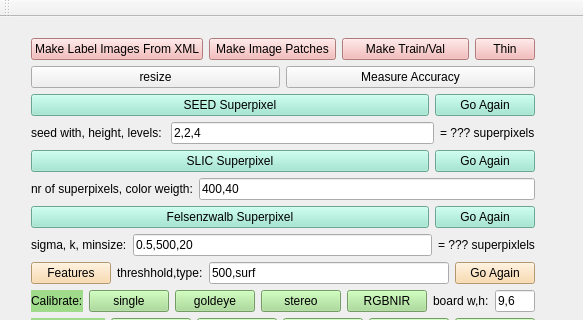
First picture: the form in SegmentationHelper/mainwindow.ui, repository yudanaz/masterthesis, before the edit; both pictures show x 0 to 583 and y 0 to 320 of the 1072 by 511 pixel window.
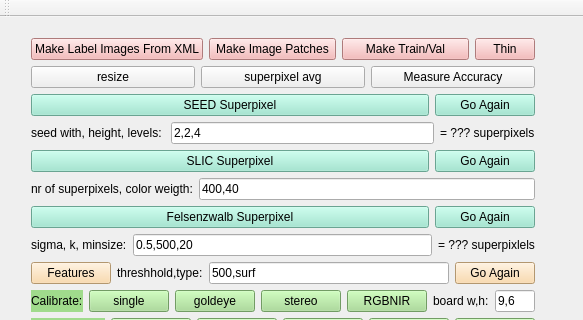
Second picture: the form after the edit.

Commit message: HELPER: avg over superpixels working with seed.

Patch:
```diff
--- a/SegmentationHelper/mainwindow.ui
+++ b/SegmentationHelper/mainwindow.ui
@@ -86,6 +86,13 @@
          </property>
         </widget>
        </item>
+       <item>
+        <widget class="QPushButton" name="pushButton_superpxAvg">
+         <property name="text">
+          <string>superpixel avg</string>
+         </property>
+        </widget>
+       </item>
        <item>
         <widget class="QPushButton" name="pushButton_accuracy">
          <property name="text">
```
The commit also changes 5 other files.
